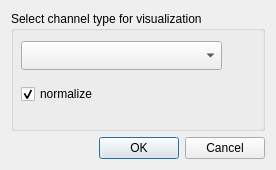
First picture: the form in qt4Designer_ui_files/powerSpectrumEpochsDialogUi.ui, repository cibr-jyu/meggie, before the edit.
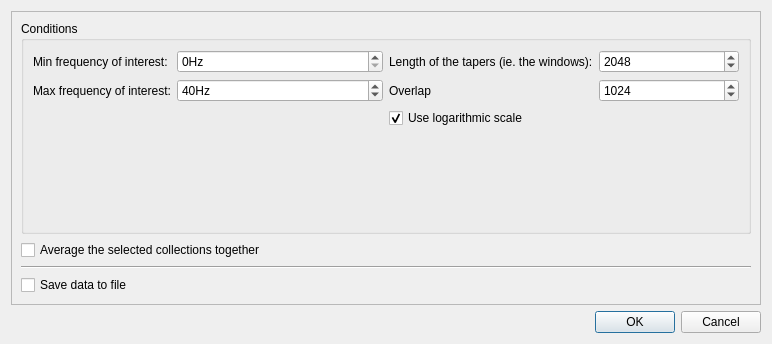
Second picture: the form after the edit.

Commit message: Do spectrum for epochs and update mne to 0.12.0

The edit to the form file:
```diff
--- a/qt4Designer_ui_files/powerSpectrumEpochsDialogUi.ui
+++ b/qt4Designer_ui_files/powerSpectrumEpochsDialogUi.ui
@@ -6,47 +6,14 @@
    <rect>
     <x>0</x>
     <y>0</y>
-    <width>276</width>
-    <height>170</height>
+    <width>772</width>
+    <height>344</height>
    </rect>
   </property>
   <property name="windowTitle">
    <string>Meggie - Power spectrum epochs</string>
   </property>
   <layout class="QGridLayout" name="gridLayout">
-   <item row="0" column="0">
-    <widget class="QGroupBox" name="groupBox">
-     <property name="title">
-      <string>Select channel type for visualization</string>
-     </property>
-     <widget class="QComboBox" name="comboBoxChannelType">
-      <property name="geometry">
-       <rect>
-        <x>10</x>
-        <y>30</y>
-        <width>201</width>
-        <height>29</height>
-       </rect>
-      </property>
-     </widget>
-     <widget class="QCheckBox" name="checkBoxNormalize">
-      <property name="geometry">
-       <rect>
-        <x>10</x>
-        <y>70</y>
-        <width>201</width>
-        <height>26</height>
-       </rect>
-      </property>
-      <property name="text">
-       <string>normalize</string>
-      </property>
-      <property name="checked">
-       <bool>true</bool>
-      </property>
-     </widget>
-    </widget>
-   </item>
    <item row="1" column="0">
     <widget class="QDialogButtonBox" name="buttonBox">
      <property name="orientation">
@@ -57,6 +24,202 @@
      </property>
     </widget>
    </item>
+   <item row="0" column="0">
+    <widget class="QScrollArea" name="scrollArea">
+     <property name="widgetResizable">
+      <bool>true</bool>
+     </property>
+     <widget class="QWidget" name="scrollAreaWidgetContents">
+      <property name="geometry">
+       <rect>
+        <x>0</x>
+        <y>0</y>
+        <width>752</width>
+        <height>287</height>
+       </rect>
+      </property>
+      <property name="minimumSize">
+       <size>
+        <width>740</width>
+        <height>260</height>
+       </size>
+      </property>
+      <layout class="QGridLayout" name="gridLayout_3">
+       <item row="0" column="0">
+        <widget class="QGroupBox" name="groupBoxConditions">
+         <property name="title">
+          <string>Conditions</string>
+         </property>
+         <layout class="QGridLayout" name="gridLayout_2">
+          <item row="1" column="0">
+           <layout class="QHBoxLayout" name="horizontalLayout_5">
+            <item>
+             <layout class="QFormLayout" name="formLayout_2">
+              <property name="fieldGrowthPolicy">
+               <enum>QFormLayout::AllNonFixedFieldsGrow</enum>
+              </property>
+              <item row="1" column="0">
+               <widget class="QLabel" name="labelFmin">
+                <property name="toolTip">
+                 <string>Set the lower limit for the frequencies.</string>
+                </property>
+                <property name="text">
+                 <string>Min frequency of interest:</string>
+                </property>
+               </widget>
+              </item>
+              <item row="1" column="1">
+               <widget class="QSpinBox" name="spinBoxFmin">
+                <property name="focusPolicy">
+                 <enum>Qt::StrongFocus</enum>
+                </property>
+                <property name="toolTip">
+                 <string>Set the lower limit for the frequencies.</string>
+                </property>
+                <property name="suffix">
+                 <string>Hz</string>
+                </property>
+               </widget>
+              </item>
+              <item row="2" column="0">
+               <widget class="QLabel" name="labelFmax">
+                <property name="toolTip">
+                 <string>Set the upper limit for the frequencies.</string>
+                </property>
+                <property name="text">
+                 <string>Max frequency of interest:</string>
+                </property>
+               </widget>
+              </item>
+              <item row="2" column="1">
+               <widget class="QSpinBox" name="spinBoxFmax">
+                <property name="focusPolicy">
+                 <enum>Qt::StrongFocus</enum>
+                </property>
+                <property name="toolTip">
+                 <string>Set the upper limit for the frequencies.</string>
+                </property>
+                <property name="suffix">
+                 <string>Hz</string>
+                </property>
+                <property name="maximum">
+                 <number>150</number>
+                </property>
+                <property name="value">
+                 <number>40</number>
+                </property>
+               </widget>
+              </item>
+             </layout>
+            </item>
+            <item>
+             <layout class="QFormLayout" name="formLayout_6">
+              <property name="fieldGrowthPolicy">
+               <enum>QFormLayout::AllNonFixedFieldsGrow</enum>
+              </property>
+              <item row="0" column="0">
+               <widget class="QLabel" name="labelNfft">
+                <property name="toolTip">
+                 <string>&lt;html&gt;&lt;head/&gt;&lt;body&gt;&lt;p&gt;The length of the tapers ie. the windows (hanning). The smaller it is the smoother are the PSDs.&lt;/p&gt;&lt;/body&gt;&lt;/html&gt;</string>
+                </property>
+                <property name="text">
+                 <string>Length of the tapers (ie. the windows):</string>
+                </property>
+               </widget>
+              </item>
+              <item row="0" column="1">
+               <widget class="QSpinBox" name="spinBoxNfft">
+                <property name="focusPolicy">
+                 <enum>Qt::StrongFocus</enum>
+                </property>
+                <property name="toolTip">
+                 <string>&lt;html&gt;&lt;head/&gt;&lt;body&gt;&lt;p&gt;The length of the tapers ie. the windows (hanning). The smaller it is the smoother are the PSDs.&lt;/p&gt;&lt;/body&gt;&lt;/html&gt;</string>
+                </property>
+                <property name="maximum">
+                 <number>10000</number>
+                </property>
+                <property name="value">
+                 <number>2048</number>
+                </property>
+               </widget>
+              </item>
+              <item row="1" column="0">
+               <widget class="QLabel" name="labelOverlap">
+                <property name="toolTip">
+                 <string>&lt;html&gt;&lt;head/&gt;&lt;body&gt;&lt;p&gt;Number of overlapping points between the blocks.&lt;/p&gt;&lt;/body&gt;&lt;/html&gt;</string>
+                </property>
+                <property name="text">
+                 <string>Overlap</string>
+                </property>
+               </widget>
+              </item>
+              <item row="1" column="1">
+               <widget class="QSpinBox" name="spinBoxOverlap">
+                <property name="toolTip">
+                 <string>&lt;html&gt;&lt;head/&gt;&lt;body&gt;&lt;p&gt;Number of overlapping points between the blocks.&lt;/p&gt;&lt;/body&gt;&lt;/html&gt;</string>
+                </property>
+                <property name="maximum">
+                 <number>10000</number>
+                </property>
+                <property name="value">
+                 <number>1024</number>
+                </property>
+               </widget>
+              </item>
+              <item row="2" column="0">
+               <widget class="QCheckBox" name="checkBoxLogarithm">
+                <property name="toolTip">
+                 <string>Use logarithmic scale.</string>
+                </property>
+                <property name="layoutDirection">
+                 <enum>Qt::LeftToRight</enum>
+                </property>
+                <property name="autoFillBackground">
+                 <bool>false</bool>
+                </property>
+                <property name="text">
+                 <string>Use logarithmic scale</string>
+                </property>
+                <property name="checked">
+                 <bool>true</bool>
+                </property>
+               </widget>
+              </item>
+             </layout>
+            </item>
+           </layout>
+          </item>
+         </layout>
+        </widget>
+       </item>
+       <item row="1" column="0">
+        <widget class="QCheckBox" name="checkBoxAverage">
+         <property name="text">
+          <string>Average the selected collections together</string>
+         </property>
+         <property name="checked">
+          <bool>false</bool>
+         </property>
+        </widget>
+       </item>
+       <item row="2" column="0">
+        <widget class="Line" name="line">
+         <property name="orientation">
+          <enum>Qt::Horizontal</enum>
+         </property>
+        </widget>
+       </item>
+       <item row="3" column="0">
+        <widget class="QCheckBox" name="checkBoxSaveData">
+         <property name="text">
+          <string>Save data to file</string>
+         </property>
+        </widget>
+       </item>
+      </layout>
+     </widget>
+    </widget>
+   </item>
   </layout>
  </widget>
  <resources/>
```
The commit also changes 11 other files.
